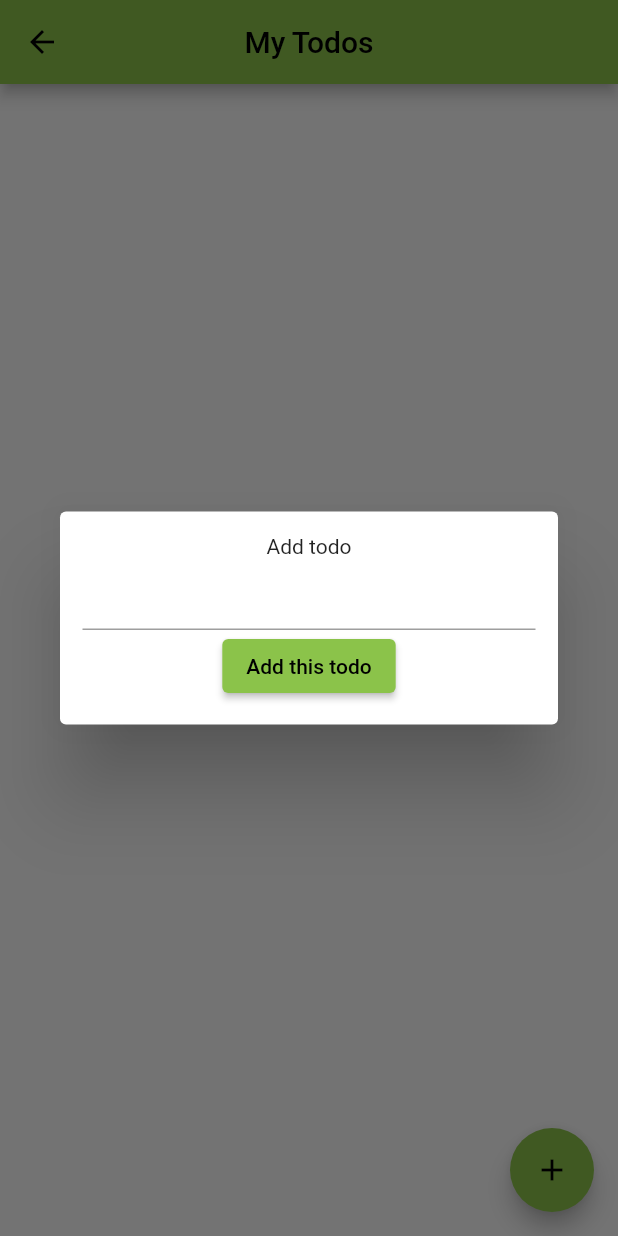
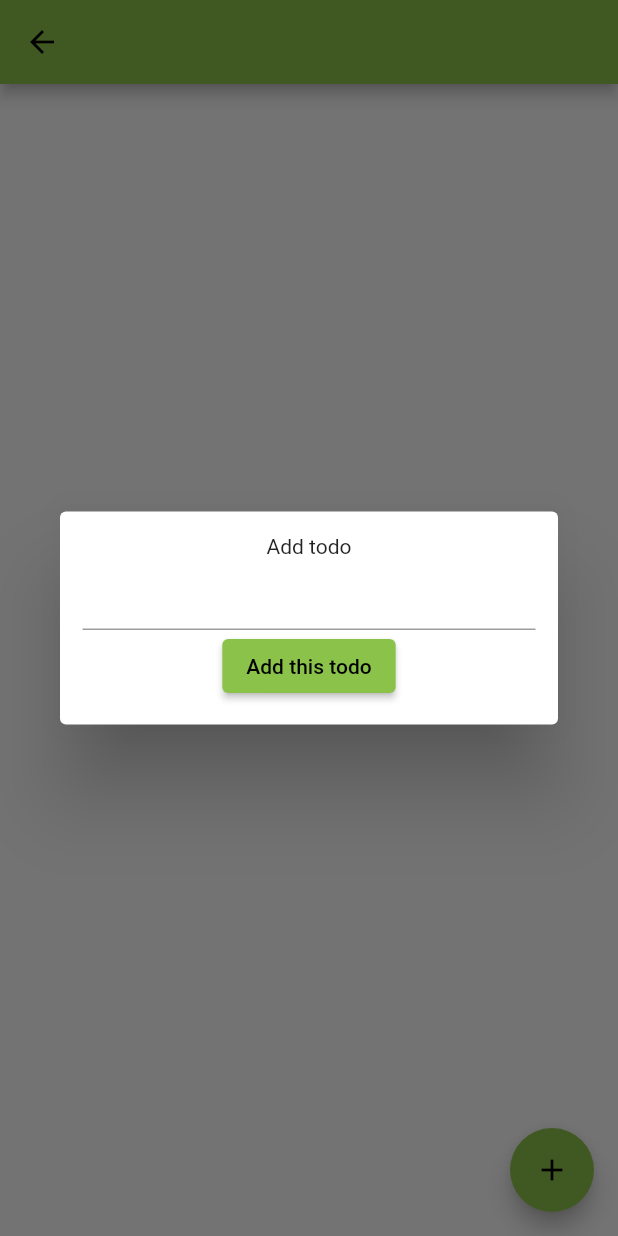
Before and after one commit to SakunPanthi123/ToDo-App, a Flutter app: the ToDoPage screen opened directly with empty values, after a tap on the "add" icon, on a phone screen of 412 x 824 dp. Run offline on Flutter 3.47's test engine with Material 2 defaults, Android fonts, the phone set to English and light mode, and no system bars; our stand-ins replace cloud_firestore, firebase_core; accounts and stored records are empty.

Commit message:
Added title system

```diff
--- a/lib/homepage.dart
+++ b/lib/homepage.dart
@@ -55,6 +55,7 @@ class _HomePageState extends State<HomePage> {
                           Navigator.of(context).push(MaterialPageRoute(
                               builder: (BuildContext context) => ToDoPage(
                                     toDoPageId: document.id,
+                                    toDoPageTitle: toDoPages['title'],
                                   )));
                         },
                         child: Padding(
--- a/lib/toDopage.dart
+++ b/lib/toDopage.dart
@@ -5,8 +5,10 @@ import 'package:flutter/material.dart';
 import 'package:myapp2/api.dart';
 
 class ToDoPage extends StatefulWidget {
-  const ToDoPage({super.key, required this.toDoPageId});
+  const ToDoPage(
+      {super.key, required this.toDoPageId, required this.toDoPageTitle});
   final String toDoPageId;
+  final String toDoPageTitle;
   @override
   State<ToDoPage> createState() => _ToDoPageState();
 }
@@ -40,7 +42,7 @@ class _ToDoPageState extends State<ToDoPage> {
   Widget build(BuildContext context) {
     return Scaffold(
       appBar: AppBar(
-        title: Text('My Todos'),
+        title: Text(widget.toDoPageTitle),
         centerTitle: true,
       ),
       body: Center(
```
